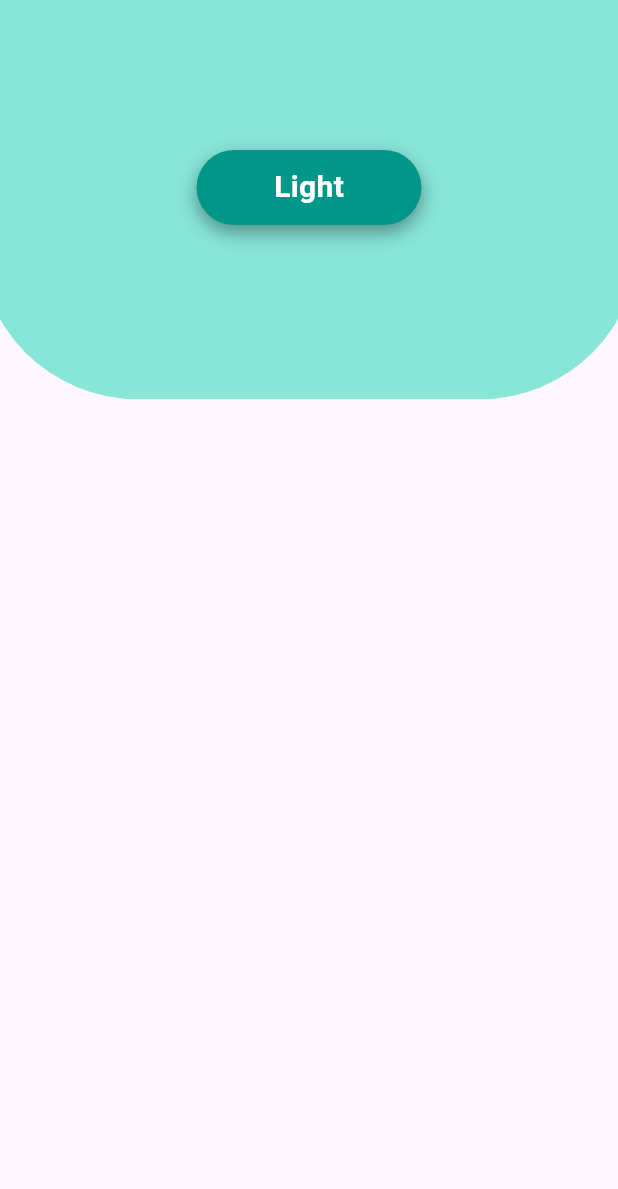
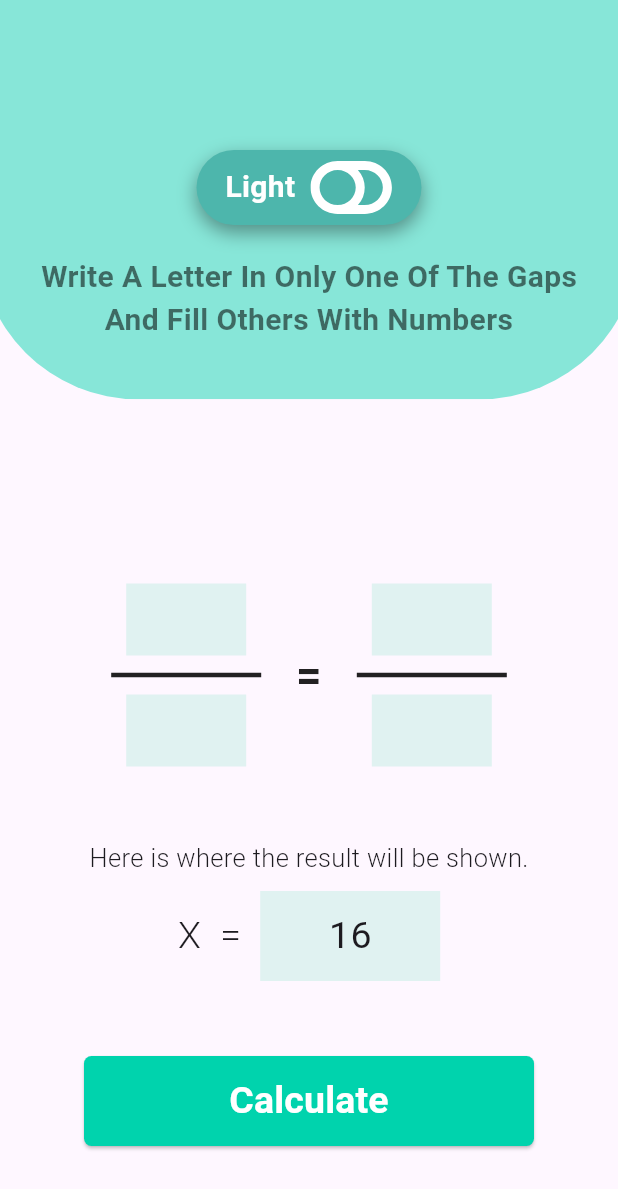
Before and after one commit to bryar1aiq/cross_multiplication, a Flutter app: the HomeScreen screen opened by its route, on a phone screen of 412 x 824 dp. Shown: the top 1189 px of the screen. Run offline on Flutter 3.47's test engine with Material 3 defaults, Android fonts, the phone set to English and light mode, and no system bars; our stand-ins replace flutter_svg, get.

Commit message:
Finished implementing the home screen UI + Everything is separated in its file.

```diff
--- /dev/null
+++ b/lib/components/numerator_divider_denominator.dart
@@ -0,0 +1,50 @@
+import 'package:flutter/material.dart';
+
+class NumeratorDividerDenominator extends StatelessWidget {
+  const NumeratorDividerDenominator({super.key});
+
+  @override
+  Widget build(BuildContext context) {
+    return SizedBox(
+      height: 200,
+      width: 100,
+      child: Column(
+        mainAxisAlignment: MainAxisAlignment.center,
+        children: [
+          Padding(
+            padding: const EdgeInsets.symmetric(
+                horizontal: 10, vertical: 5),
+            child: TextFormField(
+              style: const TextStyle(fontSize: 20, fontWeight: FontWeight.w400), // Text color
+              textAlign: TextAlign.center, // Center align text
+              decoration: InputDecoration(
+                filled: true,
+                fillColor: Colors.teal.shade50,
+                // Grey background color
+                border: InputBorder.none, // No underline
+              ),
+            ),
+          ),
+          const Divider(
+            thickness: 3,
+            color: Colors.black87,
+          ),
+          Padding(
+            padding: const EdgeInsets.symmetric(
+                horizontal: 10, vertical: 5),
+            child: TextFormField(
+              style: const TextStyle(color: Colors.black), // Text color
+              textAlign: TextAlign.center, // Center align text
+              decoration: InputDecoration(
+                filled: true,
+                fillColor: Colors.teal.shade50,
+                // Grey background color
+                border: InputBorder.none, // No underline
+              ),
+            ),
+          ),
+        ],
+      ),
+    );
+  }
+}
--- a/lib/views/home_screen.dart
+++ b/lib/views/home_screen.dart
@@ -1,6 +1,10 @@
+import 'package:cross_multiplication/components/numerator_divider_denominator.dart';
 import 'package:cross_multiplication/constants/app_images.dart';
+import 'package:cross_multiplication/constants/app_sizes.dart';
 import 'package:flutter/material.dart';
 import 'package:flutter_svg/flutter_svg.dart';
+
+import '../constants/app_colors.dart';
 
 class HomeScreen extends StatelessWidget {
   const HomeScreen({super.key});
@@ -9,7 +13,14 @@ class HomeScreen extends StatelessWidget {
   Widget build(BuildContext context) {
     double screenWidth = MediaQuery.of(context).size.width;
     return Scaffold(
-      body: Stack(
+      body: SingleChildScrollView(
+        child: Column(
+          mainAxisAlignment: MainAxisAlignment.start,
+          crossAxisAlignment: CrossAxisAlignment.center,
+          children: [
+            SizedBox(
+              height: 300,
+              child: Stack(
                 alignment: AlignmentDirectional.topCenter,
                 children: [
                   Positioned(
@@ -26,12 +37,19 @@ class HomeScreen extends StatelessWidget {
                       width: 150,
                       height: 50,
                       decoration: BoxDecoration(
-                boxShadow: const [BoxShadow(color: Colors.black38, offset: Offset(0, 5), blurRadius: 10, spreadRadius: 0.1),],
-                  color: Colors.teal, borderRadius: BorderRadius.circular(50)),
-              child: const Row(
+                          boxShadow: const [
+                            BoxShadow(
+                                color: Colors.black38,
+                                offset: Offset(0, 5),
+                                blurRadius: 10,
+                                spreadRadius: 0.1),
+                          ],
+                          color: Colors.teal.shade300,
+                          borderRadius: BorderRadius.circular(50)),
+                      child: Row(
                         mainAxisAlignment: MainAxisAlignment.center,
                         children: [
-                   Text(
+                          const Text(
                             'Light',
                             style: TextStyle(
                               color: Colors.white,
@@ -39,13 +57,97 @@ class HomeScreen extends StatelessWidget {
                               fontSize: 20,
                             ),
                           ),
-                  // SvgPicture.asset(AppImages.switchImage),
+                          AppSpacing.w10,
+                          SvgPicture.asset(AppImages.switchImage),
                         ],
+                      ),
+                    ),
+                  ),
+                  const Positioned(
+                    top: 170,
+                    child: Text(
+                      'Write A Letter In Only One Of The Gaps\nAnd Fill Others With Numbers',
+                      textAlign: TextAlign.center,
+                      style: TextStyle(
+                        color: Colors.black54,
+                        fontWeight: FontWeight.bold,
+                        fontSize: 20,
                       ),
                     ),
                   ),
                 ],
               ),
+            ),
+            AppSpacing.h50,
+            const Row(
+              mainAxisAlignment: MainAxisAlignment.center,
+              children: [
+                NumeratorDividerDenominator(),
+                Text(
+                  '   =   ',
+                  style: TextStyle(
+                    fontSize: 30,
+                    fontWeight: FontWeight.bold,
+                    color: Colors.black87,
+                  ),
+                ),
+                NumeratorDividerDenominator(),
+              ],
+            ),
+            AppSpacing.h10,
+            const Text(
+              'Here is where the result will be shown.',
+              style: TextStyle(fontSize: 17, fontWeight: FontWeight.w300),
+            ),
+            AppSpacing.h10,
+            Row(
+              mainAxisAlignment: MainAxisAlignment.center,
+              children: [
+                const Text(
+                  'X',
+                  style: TextStyle(fontSize: 25, fontWeight: FontWeight.w300),
+                ),
+                const Text(
+                  '  =  ',
+                  style: TextStyle(fontSize: 25, fontWeight: FontWeight.w300),
+                ),
+                Container(
+                  alignment: Alignment.center,
+                  color: Colors.teal.shade50,
+                  width: 120,
+                  height: 60,
+                  child: const Text(
+                    '16',
+                    style: TextStyle(fontSize: 25, fontWeight: FontWeight.w400),
+                  ),
+                ),
+              ],
+            ),
+            AppSpacing.h50,
+            ElevatedButton(
+              style: ButtonStyle(
+                  minimumSize:
+                      MaterialStateProperty.all<Size>(const Size(300, 60)),
+                  maximumSize:
+                      MaterialStateProperty.all<Size>(const Size(300, 60)),
+                  foregroundColor:
+                      MaterialStateProperty.all<Color>(Colors.white),
+                  backgroundColor:
+                      MaterialStateProperty.all<Color>(AppColors.primaryTeal),
+                  shape: MaterialStateProperty.all<RoundedRectangleBorder>(
+                      RoundedRectangleBorder(
+                    borderRadius: BorderRadius.circular(5),
+                  ))),
+              onPressed: () {},
+              child: const Text(
+                'Calculate',
+                style: TextStyle(fontSize: 25, fontWeight: FontWeight.bold),
+                textAlign: TextAlign.center,
+              ),
+            ),
+          ],
+        ),
+      ),
     );
   }
 }
```
Lines whose indentation alone changed are shown as unchanged.
